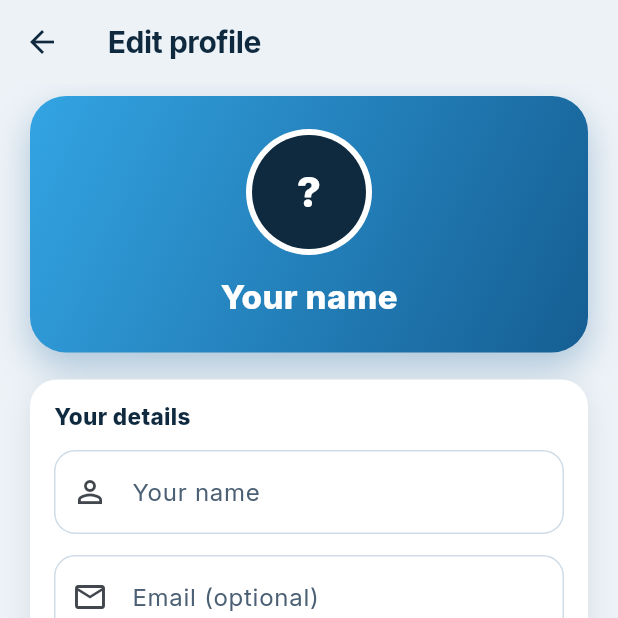
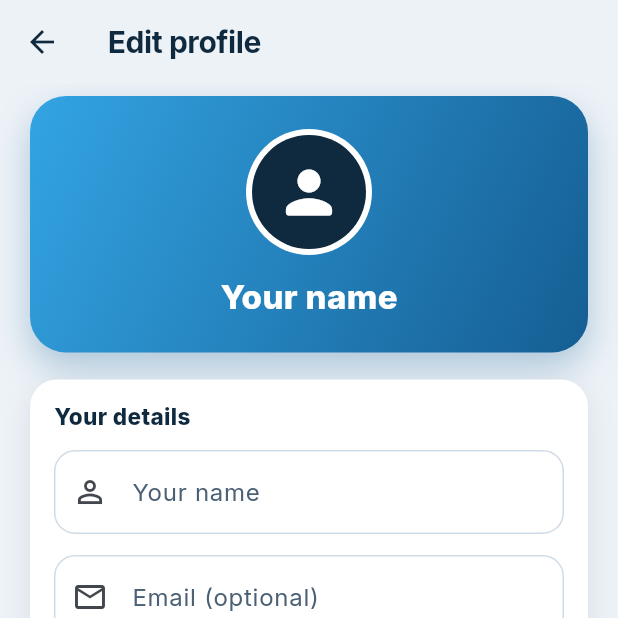
Before and after one commit to Saad43165/AlphaLPG, a Flutter app: the AccountScreen screen opened by its route, after a tap on the "edit" icon, on a phone screen of 412 x 824 dp, the top half of it. Run offline on Flutter 3.47's test engine with Material 3 defaults, Android fonts, the phone set to English and light mode, and no system bars; our stand-ins replace cloud_firestore, firebase_auth, firebase_core, flutter_local_notifications, flutter_map, geocoding and 11 more; missing offline and left inert: flutter_foreground_task; accounts and stored records are empty.

Commit message:
Fix profile save permission for quick sign-in, person-icon avatars, readable unpaid tags, no overflow on long item names
- Edit profile keeps the saved phone when sign-in no longer remembers it (rules reject an empty phone)
- Person icon avatars in profile, account and menu
- Tag text colour follows its background; payment hint uses a stronger amber
- Admin order card: items on their own two-line row, rider row scales down; pills lighter on dark
- Tests: long accessory names in admin, rider and customer lists at 1.6x text

Co-Authored-By: Claude Sonnet 5.5 <noreply@anthropic.com>
Claude-Session: https://claude.ai/code/session_01SZgdahvbrNxxFXcq2KDead

```diff
--- a/apps/admin_app/pubspec.yaml
+++ b/apps/admin_app/pubspec.yaml
@@ -16,7 +16,7 @@ publish_to: 'none' # Remove this line if you wish to publish to pub.dev
 # https://developer.apple.com/library/archive/documentation/General/Reference/InfoPlistKeyReference/Articles/CoreFoundationKeys.html
 # In Windows, build-name is used as the major, minor, and patch parts
 # of the product and file versions while build-number is used as the build suffix.
-version: 1.12.1+21
+version: 1.12.2+22
 
 environment:
   sdk: ^3.14.0
--- a/apps/customer_app/lib/screens/account/account_screen.dart
+++ b/apps/customer_app/lib/screens/account/account_screen.dart
@@ -55,16 +55,11 @@ class AccountScreen extends StatelessWidget {
                   contentPadding: const EdgeInsets.all(12),
                   leading: CircleAvatar(
                     radius: 26,
-                    backgroundColor: Brand.blue,
-                    child: Text(
-                      (p?.name.isNotEmpty ?? false)
-                          ? p!.name[0].toUpperCase()
-                          : '?',
-                      style: const TextStyle(
-                        color: Colors.white,
-                        fontWeight: FontWeight.w800,
-                        fontSize: 20,
-                      ),
+                    backgroundColor: Brand.blueDark,
+                    child: const Icon(
+                      Icons.person_rounded,
+                      color: Colors.white,
+                      size: 30,
                     ),
                   ),
                   title: Text(
--- a/apps/customer_app/lib/screens/auth/profile_setup_screen.dart
+++ b/apps/customer_app/lib/screens/auth/profile_setup_screen.dart
@@ -68,7 +68,7 @@ class _ProfileSetupScreenState extends State<ProfileSetupScreen> {
       final profile = CustomerProfile(
         uid: state.uid!,
         name: _name.text.trim(),
-        phone: backend.auth.phone ?? '',
+        phone: _phone(),
         type: _type,
         businessName: _type == CustomerSegment.business
             ? _business.text.trim()
@@ -91,15 +91,12 @@ class _ProfileSetupScreenState extends State<ProfileSetupScreen> {
     }
   }
 
-  String get _initials {
-    final parts = _name.text
-        .trim()
-        .split(RegExp(r'\s+'))
-        .where((e) => e.isNotEmpty);
-    if (parts.isEmpty) return '?';
-    final first = parts.first[0];
-    final last = parts.length > 1 ? parts.last[0] : '';
-    return (first + last).toUpperCase();
+  /// The number to save and show. Quick sign-in forgets the typed number when
+  /// the app restarts, so fall back to the one already on the profile.
+  String _phone() {
+    final fromAuth = context.read<Backend>().auth.phone ?? '';
+    if (fromAuth.isNotEmpty) return fromAuth;
+    return context.read<AppState>().profile?.phone ?? '';
   }
 
   static String _prettyPhone(String phone) {
@@ -126,7 +123,7 @@ class _ProfileSetupScreenState extends State<ProfileSetupScreen> {
   Widget build(BuildContext context) {
     final text = Theme.of(context).textTheme;
     final pal = context.pal;
-    final phone = context.read<Backend>().auth.phone ?? '';
+    final phone = _phone();
     final canSave = !_busy && (!widget.editing || _changed);
     return Scaffold(
       appBar: AppBar(
@@ -187,13 +184,10 @@ class _ProfileSetupScreenState extends State<ProfileSetupScreen> {
                         child: CircleAvatar(
                           radius: 38,
                           backgroundColor: Brand.navy,
-                          child: Text(
-                            _initials,
-                            style: const TextStyle(
-                              color: Colors.white,
-                              fontSize: 28,
-                              fontWeight: FontWeight.w800,
-                            ),
+                          child: const Icon(
+                            Icons.person_rounded,
+                            color: Colors.white,
+                            size: 46,
                           ),
                         ),
                       ),
--- a/apps/customer_app/lib/screens/orders/order_detail_screen.dart
+++ b/apps/customer_app/lib/screens/orders/order_detail_screen.dart
@@ -1551,7 +1551,7 @@ class _PayStatus extends StatelessWidget {
         ? o.status == OrderStatus.delivered
               ? (
                   Icons.hourglass_bottom_rounded,
-                  const Color(0xFF8A6D00),
+                  const Color(0xFFB45309),
                   'Delivered. Alpha LPG will confirm your cash payment here.',
                 )
               : (
@@ -1574,13 +1574,13 @@ class _PayStatus extends StatelessWidget {
         : o.paymentRequest != null && o.paymentReference.isEmpty
         ? (
             Icons.account_balance_wallet_rounded,
-            const Color(0xFF8A6D00),
+            const Color(0xFFB45309),
             'Pay $total using the details above, then add your receipt.',
           )
         : o.paymentReference.isEmpty
         ? (
             Icons.account_balance_wallet_rounded,
-            const Color(0xFF8A6D00),
+            const Color(0xFFB45309),
             'Send $total, then add your transaction ID so we can match it.',
           )
         : (
--- a/apps/customer_app/lib/widgets/app_drawer.dart
+++ b/apps/customer_app/lib/widgets/app_drawer.dart
@@ -163,12 +163,6 @@ class _Header extends StatelessWidget {
   @override
   Widget build(BuildContext context) {
     final p = state.profile;
-    final initials = (p?.name ?? '')
-        .split(RegExp(r'\s+'))
-        .where((w) => w.isNotEmpty)
-        .take(2)
-        .map((w) => w[0].toUpperCase())
-        .join();
     return Container(
       width: double.infinity,
       decoration: const BoxDecoration(
@@ -190,13 +184,10 @@ class _Header extends StatelessWidget {
                     CircleAvatar(
                       radius: 28,
                       backgroundColor: Colors.white.withValues(alpha: 0.2),
-                      child: Text(
-                        initials.isEmpty ? '?' : initials,
-                        style: const TextStyle(
-                          color: Colors.white,
-                          fontWeight: FontWeight.w800,
-                          fontSize: 20,
-                        ),
+                      child: const Icon(
+                        Icons.person_rounded,
+                        color: Colors.white,
+                        size: 32,
                       ),
                     ),
                     const SizedBox(width: 14),
--- a/apps/customer_app/lib/widgets/common.dart
+++ b/apps/customer_app/lib/widgets/common.dart
@@ -135,7 +135,7 @@ class Tag extends StatelessWidget {
       style: TextStyle(
         fontSize: 11,
         fontWeight: FontWeight.w700,
-        color: dark ? Brand.navy : Colors.white,
+        color: color.computeLuminance() > 0.45 ? Brand.navy : Colors.white,
       ),
     ),
   );
--- a/apps/customer_app/pubspec.yaml
+++ b/apps/customer_app/pubspec.yaml
@@ -16,7 +16,7 @@ publish_to: 'none' # Remove this line if you wish to publish to pub.dev
 # https://developer.apple.com/library/archive/documentation/General/Reference/InfoPlistKeyReference/Articles/CoreFoundationKeys.html
 # In Windows, build-name is used as the major, minor, and patch parts
 # of the product and file versions while build-number is used as the build suffix.
-version: 1.15.0+28
+version: 1.15.1+29
 
 environment:
   sdk: ^3.14.0
--- a/apps/rider_app/pubspec.yaml
+++ b/apps/rider_app/pubspec.yaml
@@ -16,7 +16,7 @@ publish_to: 'none' # Remove this line if you wish to publish to pub.dev
 # https://developer.apple.com/library/archive/documentation/General/Reference/InfoPlistKeyReference/Articles/CoreFoundationKeys.html
 # In Windows, build-name is used as the major, minor, and patch parts
 # of the product and file versions while build-number is used as the build suffix.
-version: 1.8.2+21
+version: 1.8.3+22
 
 environment:
   sdk: ^3.14.0
```
Also changed, not shown: apps/admin_app/lib/screens/orders_screen.dart (+25 -9 lines), apps/admin_app/lib/widgets/common.dart (+7 -2 lines), apps/rider_app/lib/widgets/common.dart (+7 -2 lines), 3 other files.
